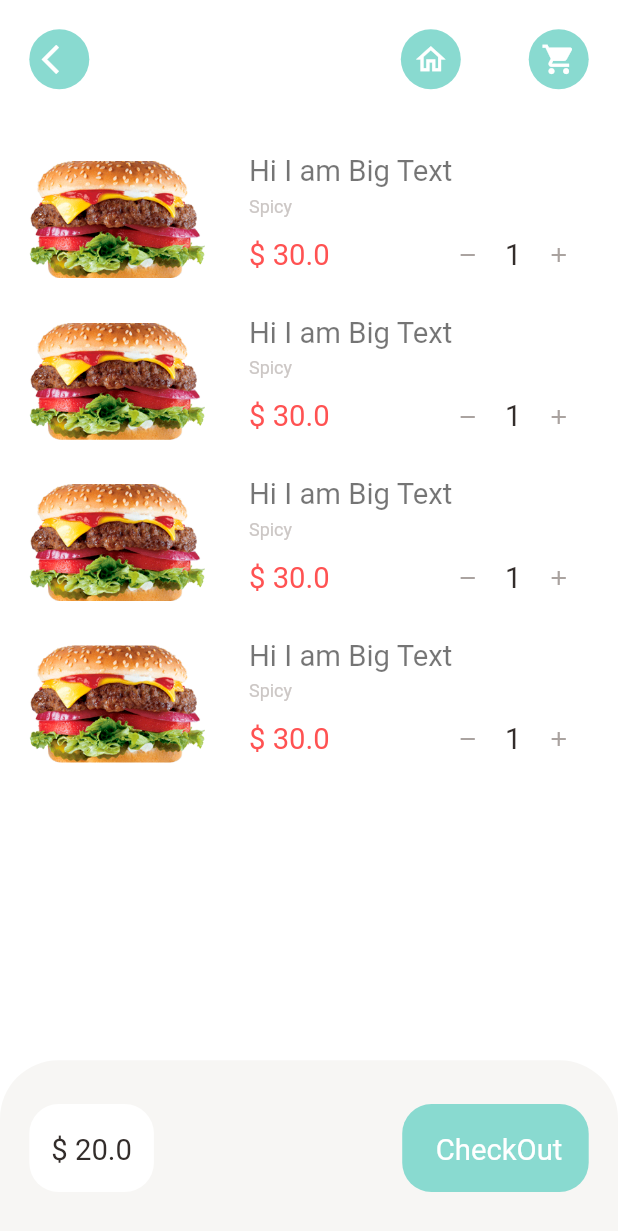
After one commit to ManiCh786/fastfood_app, a Flutter app: the screen it shows after launch, after a tap on "Cart Page", on a phone screen of 412 x 824 dp. The commit adds this screen. Shown: the top 1231 px of the screen. Run offline on Flutter 3.47's test engine with Material 2 defaults, Android fonts, the phone set to English and light mode, and no system bars; our stand-ins replace dots_indicator, get.

Commit message:
tillCartPage

```diff
--- a/lib/routes/routes.dart
+++ b/lib/routes/routes.dart
@@ -19,4 +19,13 @@ var routes = [
     binding: ProductDetailPageBinding(),
     page: () => RecommendedFoodDetails(),
   ),
+  GetPage(
+    name: '/cartPage',
+    binding: ProductDetailPageBinding(),
+    page: () => CartPage(),
+  ),
+  GetPage(
+    name: '/accountPage',
+    page: () => AccountPage(),
+  ),
 ];
--- /dev/null
+++ b/lib/screens/account/account_page.dart
@@ -0,0 +1,19 @@
+import 'package:fastfood_app/widgets/big_text.dart';
+import 'package:flutter/material.dart';
+
+class AccountPage extends StatelessWidget {
+  const AccountPage({Key? key}) : super(key: key);
+
+  @override
+  Widget build(BuildContext context) {
+    return Scaffold(
+      appBar: AppBar(
+        title: BigText(
+          text: "Profile",
+          size: 24,
+          color: Colors.white,
+        ),
+      ),
+    );
+  }
+}
--- /dev/null
+++ b/lib/screens/cart_page.dart
@@ -0,0 +1,213 @@
+import 'package:fastfood_app/utils/utils.dart';
+import 'package:flutter/material.dart';
+import 'package:get/get.dart';
+
+import '../controllers/controllers.dart';
+import '../widgets/widgets.dart';
+
+class CartPage extends GetView<ProductDetailsPageController> {
+  const CartPage({Key? key}) : super(key: key);
+
+  @override
+  Widget build(BuildContext context) {
+    return Scaffold(
+      body: Stack(
+        children: [
+          // Top IconButtons arrowback,home and cat icon button
+          Positioned(
+            left: Dimensions.width20,
+            right: Dimensions.width20,
+            top: Dimensions.height20,
+            child: Row(
+              mainAxisAlignment: MainAxisAlignment.spaceBetween,
+              children: [
+                IconButtonWidget(
+                  icon: Icons.arrow_back_ios,
+                  onPressed: () {
+                    Get.back();
+                  },
+                  iconColor: Colors.white,
+                  backgroundColor: AppColors.mainColor,
+                  iconSize: Dimensions.iconSize24,
+                ),
+                SizedBox(
+                  width: Dimensions.width20 * 6,
+                ),
+                IconButtonWidget(
+                  icon: Icons.home_outlined,
+                  onPressed: () {
+                    Get.toNamed("/MainFoodPage");
+                  },
+                  iconColor: Colors.white,
+                  backgroundColor: AppColors.mainColor,
+                  iconSize: Dimensions.iconSize24,
+                ),
+                IconButtonWidget(
+                  icon: Icons.shopping_cart,
+                  onPressed: () {},
+                  iconColor: Colors.white,
+                  backgroundColor: AppColors.mainColor,
+                  iconSize: Dimensions.iconSize24,
+                ),
+              ],
+            ),
+          ),
+          Positioned(
+            top: Dimensions.height20 * 5,
+            left: Dimensions.width20,
+            right: Dimensions.width20,
+            bottom: 0,
+            child: Container(
+              child: ListView.builder(
+                itemCount: 4,
+                itemBuilder: ((context, index) {
+                  return Container(
+                    height: Dimensions.height20 * 5,
+                    width: double.maxFinite,
+                    // color: Colors.red,
+                    margin: const EdgeInsets.only(bottom: 10),
+                    child: Row(children: [
+                      // Image Container
+                      Container(
+                        height: Dimensions.height20 * 5,
+                        width: Dimensions.width20 * 6,
+                        margin: EdgeInsets.only(
+                            top: Dimensions.height10,
+                            bottom: Dimensions.height10),
+                        decoration: BoxDecoration(
+                            // color: Colors.white,
+                            image: DecorationImage(
+                                image: AssetImage("assets/images/f2.png"),
+                                fit: BoxFit.cover),
+                            borderRadius:
+                                BorderRadius.circular(Dimensions.radius20)),
+                      ),
+                      SizedBox(width: Dimensions.width10),
+                      Expanded(
+                        child: Container(
+                          padding: EdgeInsets.only(left: Dimensions.width20),
+                          height: Dimensions.height20 * 5,
+                          child: Column(
+                              crossAxisAlignment: CrossAxisAlignment.start,
+                              mainAxisAlignment: MainAxisAlignment.spaceEvenly,
+                              children: [
+                                BigText(
+                                  text: "Hi I am Big Text",
+                                  color: Colors.black54,
+                                ),
+                                SmallText(text: "Spicy"),
+                                Row(
+                                  mainAxisAlignment:
+                                      MainAxisAlignment.spaceBetween,
+                                  children: [
+                                    BigText(
+                                      text: "\$ 30.0",
+                                      color: Colors.redAccent,
+                                    ),
+                                    Container(
+                                      decoration: BoxDecoration(
+                                          borderRadius: BorderRadius.circular(
+                                              Dimensions.radius20),
+                                          color: Colors.white),
+                                      child: Row(
+                                        children: [
+                                          IconButtonWidget(
+                                            icon: Icons.remove,
+                                            backgroundColor: Colors.white,
+                                            iconColor: AppColors.signColor,
+                                            onPressed: () {
+                                              controller.countMinus();
+                                            },
+                                          ),
+                                          SizedBox(
+                                            width: Dimensions.width10 / 2,
+                                          ),
+                                          Obx(
+                                            () => BigText(
+                                              text: controller.count.toString(),
+                                            ),
+                                          ),
+                                          SizedBox(
+                                            width: Dimensions.width10 / 2,
+                                          ),
+                                          IconButtonWidget(
+                                            icon: Icons.add,
+                                            backgroundColor: Colors.white,
+                                            iconColor: AppColors.signColor,
+                                            onPressed: () {
+                                              controller.countPlus();
+                                            },
+                                          ),
+                                        ],
+                                      ),
+                                    ),
+                                  ],
+                                ),
+                              ]),
+                        ),
+                      ),
+                    ]),
+                  );
+                }),
+              ),
+            ),
+          ),
+          // CheckOut
+          Positioned(
+            bottom: 0,
+            // top: Dimensions.height20,
+            left: 0,
+            right: 0,
+            child: Container(
+              height: Dimensions.bottomHeightBar,
+              padding: EdgeInsets.only(
+                top: Dimensions.height30,
+                bottom: Dimensions.height30,
+                left: Dimensions.width20,
+                right: Dimensions.width20,
+              ),
+              decoration: BoxDecoration(
+                  color: AppColors.buttonBackgroundColor,
+                  borderRadius: BorderRadius.only(
+                      topLeft: Radius.circular(Dimensions.radius20 * 2),
+                      topRight: Radius.circular(Dimensions.radius20 * 2))),
+              child: Row(
+                mainAxisAlignment: MainAxisAlignment.spaceBetween,
+                children: [
+                  Container(
+                      padding: EdgeInsets.only(
+                        top: Dimensions.height20,
+                        bottom: Dimensions.height20,
+                        left: Dimensions.width15,
+                        right: Dimensions.width15,
+                      ),
+                      decoration: BoxDecoration(
+                          borderRadius:
+                              BorderRadius.circular(Dimensions.radius20),
+                          color: Colors.white),
+                      child: BigText(text: "\$ 20.0")),
+                  Container(
+                    padding: EdgeInsets.only(
+                      top: Dimensions.height20,
+                      bottom: Dimensions.height20,
+                      left: Dimensions.width20 - 2,
+                      right: Dimensions.width20 - 2,
+                    ),
+                    decoration: BoxDecoration(
+                      color: AppColors.mainColor,
+                      borderRadius: BorderRadius.circular(Dimensions.radius20),
+                    ),
+                    child: BigText(
+                      text: " CheckOut",
+                      color: Colors.white,
+                    ),
+                  ),
+                ],
+              ),
+            ),
+          ),
+        ],
+      ),
+    );
+  }
+}
--- a/lib/screens/mainscreen.dart
+++ b/lib/screens/mainscreen.dart
@@ -22,6 +22,24 @@ class HomeScreen extends StatelessWidget {
               },
               child: Text("MainFoodPage"),
             ),
+            SizedBox(
+              height: 30,
+            ),
+            TextButton(
+              onPressed: () {
+                Get.toNamed("/cartPage");
+              },
+              child: Text("Cart Page"),
+            ),
+            SizedBox(
+              height: 30,
+            ),
+            TextButton(
+              onPressed: () {
+                Get.toNamed("/accountPage");
+              },
+              child: Text("Account Page"),
+            ),
           ],
         ),
       ),
--- a/lib/screens/screens.dart
+++ b/lib/screens/screens.dart
@@ -4,3 +4,5 @@ export 'home/main_food_page.dart';
 export 'home/food_page_body.dart';
 export 'food/popular_food_details.dart';
 export 'food/recommended_food_page.dart';
+export 'cart_page.dart';
+export 'account/account_page.dart';
```
Also changed, not shown: pubspec.lock.
